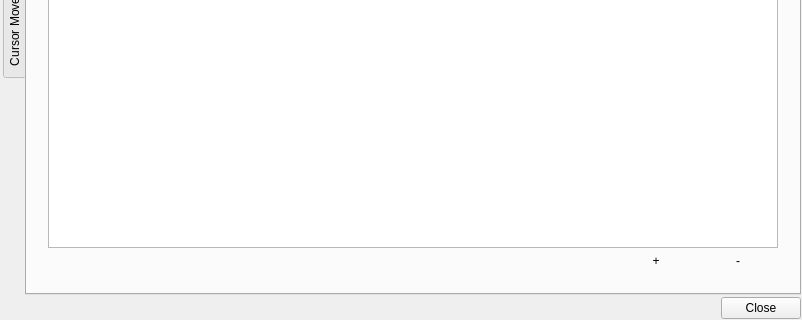
Qt form ui/various_dialogs/DataEditDialog.ui (AmirHammouteneEI/ScheduledPasteAndKeys) before a commit; both pictures show x 0 to 802 and y 245 to 565 of the 802 by 565 pixel window.
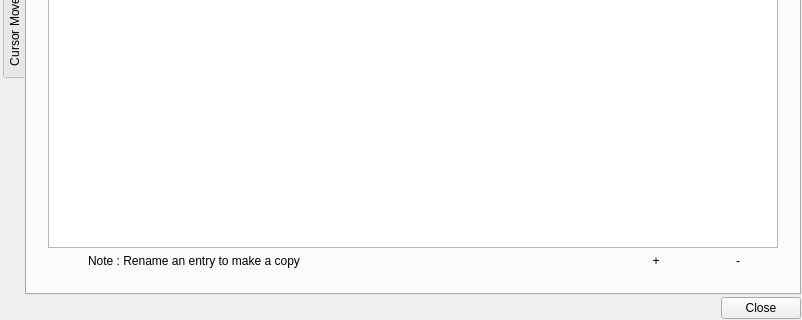
The same form after that commit. Custom widgets are drawn as their Qt base class.

```diff
--- a/ui/various_dialogs/DataEditDialog.ui
+++ b/ui/various_dialogs/DataEditDialog.ui
@@ -215,6 +215,29 @@
              <property name="orientation">
               <enum>Qt::Orientation::Horizontal</enum>
              </property>
+             <property name="sizeType">
+              <enum>QSizePolicy::Policy::Fixed</enum>
+             </property>
+             <property name="sizeHint" stdset="0">
+              <size>
+               <width>40</width>
+               <height>20</height>
+              </size>
+             </property>
+            </spacer>
+           </item>
+           <item>
+            <widget class="QLabel" name="label_4">
+             <property name="text">
+              <string>Note : Rename an entry to make a copy </string>
+             </property>
+            </widget>
+           </item>
+           <item>
+            <spacer name="horizontalSpacer_10">
+             <property name="orientation">
+              <enum>Qt::Orientation::Horizontal</enum>
+             </property>
              <property name="sizeHint" stdset="0">
               <size>
                <width>40</width>
```
Left out of the diff: 46 changed lines with no effect on the pictures.
